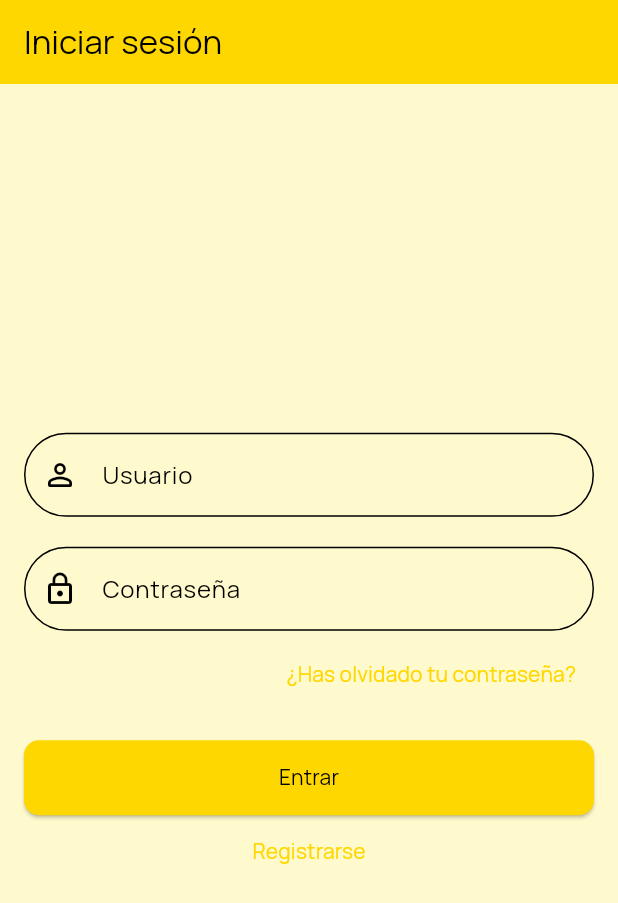
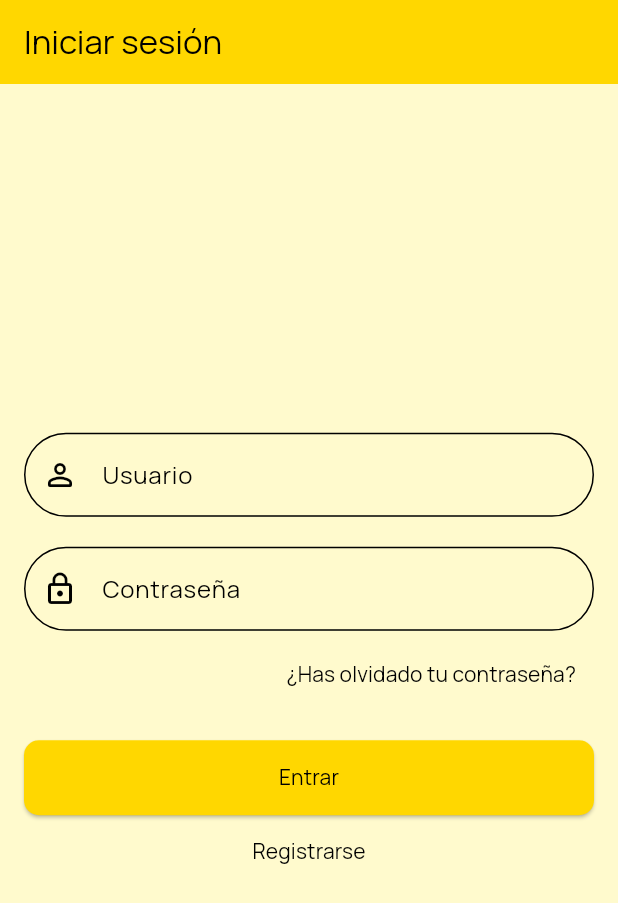
Before and after one commit to Americo29/weather_bnka, a Flutter app: the screen it shows after launch, on a phone screen of 412 x 824 dp. Shown: the top 903 px of the screen. Run offline on Flutter 3.47's test engine with Material 3 defaults, Android fonts, the phone set to English and light mode, and no system bars; our stand-ins replace bloc, dio, equatable, flutter_bloc, get_it, shared_preferences.

Commit message:
fix(a11y): compute legible foreground colours instead of trusting the palette
Running the app after the theme landed showed "¿Has olvidado tu contraseña?"
in gold on cream. Measured, that pairing is 1.32:1 -- WCAG AA asks for 4.5.

A text button sits on the page rather than on a filled surface, so taking its
colour from `primary` fails in all five palettes, between 1.18 and 2.43. It
now uses whichever of black or white reads better on the scaffold background.

The palettes also declare their own `onPrimary`, and two of those do not clear
AA either: white on rainy scores 4.11 and on cloudy 3.64. Those are computed
the same way, from the luminance of the colour underneath, which is also what
onSecondary and onError now use.

Card text was already fine everywhere (8.93 to 21.00) and is left alone.

theme_test measures the ratios rather than asserting specific colours, so the
guarantee survives someone editing a palette. It checks its own arithmetic
first: black on white must come out at 21.

```diff
--- a/lib/config/theme/theme.dart
+++ b/lib/config/theme/theme.dart
@@ -32,18 +32,33 @@ class ThemeManager {
     return ColorPalettes.stormy;
   }
 
+  /// Black or white, whichever reads better on [background].
+  ///
+  /// The palettes declare their own `onPrimary`, but some of those pairings do
+  /// not clear WCAG AA: white on `rainy` scores 4.11 and on `cloudy` 3.64. The
+  /// threshold is where contrast against black and against white is equal.
+  @visibleForTesting
+  static Color readableOn(Color background) =>
+      background.computeLuminance() > 0.179 ? Colors.black : Colors.white;
+
   static ThemeData _themeFrom(ColorPalette palette) {
+    final onPrimary = readableOn(palette.primary);
+    // A text button sits on the page, not on a filled surface, so it has to
+    // contrast with the background. Using `primary` fails in every palette
+    // (1.18 to 2.43) -- most visibly gold on cream at 1.32.
+    final onBackground = readableOn(palette.background);
+
     final scheme = ColorScheme(
       brightness: ThemeData.estimateBrightnessForColor(palette.background) ==
               Brightness.dark
           ? Brightness.dark
           : Brightness.light,
       primary: palette.primary,
-      onPrimary: palette.onPrimary,
+      onPrimary: onPrimary,
       secondary: palette.secondary,
-      onSecondary: palette.onPrimary,
+      onSecondary: readableOn(palette.secondary),
       error: palette.error,
-      onError: Colors.white,
+      onError: readableOn(palette.error),
       surface: palette.surface,
       onSurface: palette.onSurface,
     );
@@ -55,7 +70,7 @@ class ThemeManager {
       fontFamily: 'Manrope',
       appBarTheme: AppBarTheme(
         backgroundColor: palette.primary,
-        foregroundColor: palette.onPrimary,
+        foregroundColor: onPrimary,
         elevation: 0,
       ),
       cardTheme: CardThemeData(
@@ -66,13 +81,16 @@ class ThemeManager {
       ),
       bottomNavigationBarTheme: BottomNavigationBarThemeData(
         backgroundColor: palette.primary,
-        selectedItemColor: palette.onPrimary,
-        unselectedItemColor: palette.onPrimary.withValues(alpha: 0.6),
+        selectedItemColor: onPrimary,
+        unselectedItemColor: onPrimary.withValues(alpha: 0.7),
+      ),
+      textButtonTheme: TextButtonThemeData(
+        style: TextButton.styleFrom(foregroundColor: onBackground),
       ),
       elevatedButtonTheme: ElevatedButtonThemeData(
         style: ElevatedButton.styleFrom(
           backgroundColor: palette.primary,
-          foregroundColor: palette.onPrimary,
+          foregroundColor: onPrimary,
           minimumSize: const Size(double.infinity, 50),
           shape:
               RoundedRectangleBorder(borderRadius: BorderRadius.circular(10)),
```
Also changed, not shown: 1 other file.
